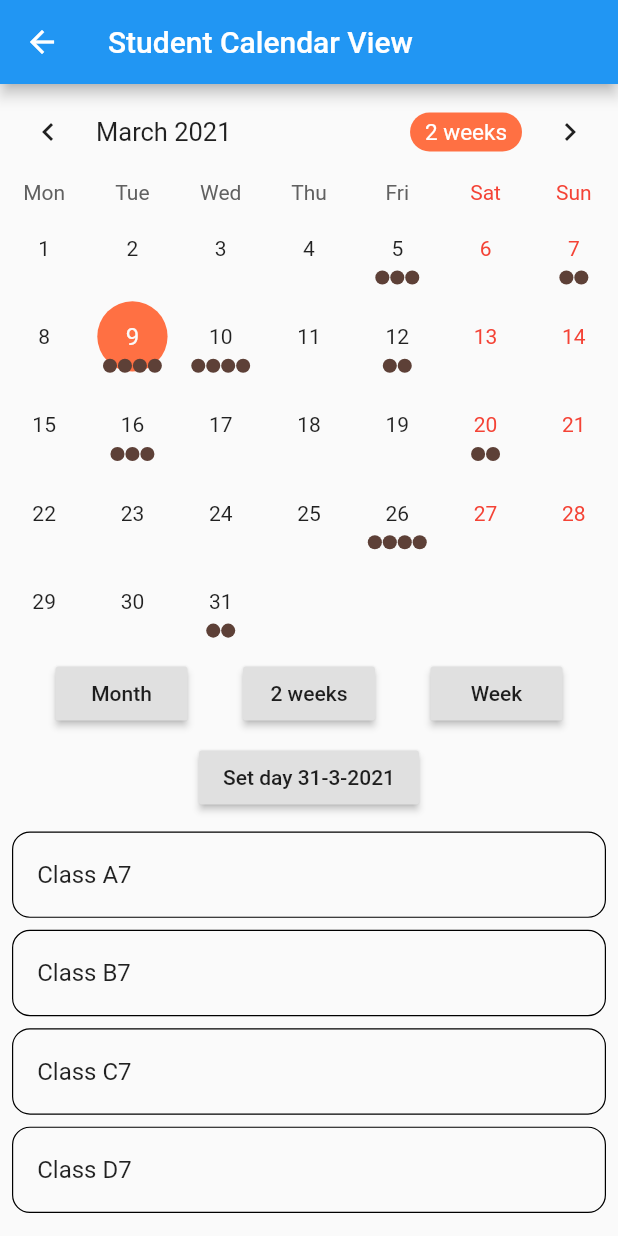
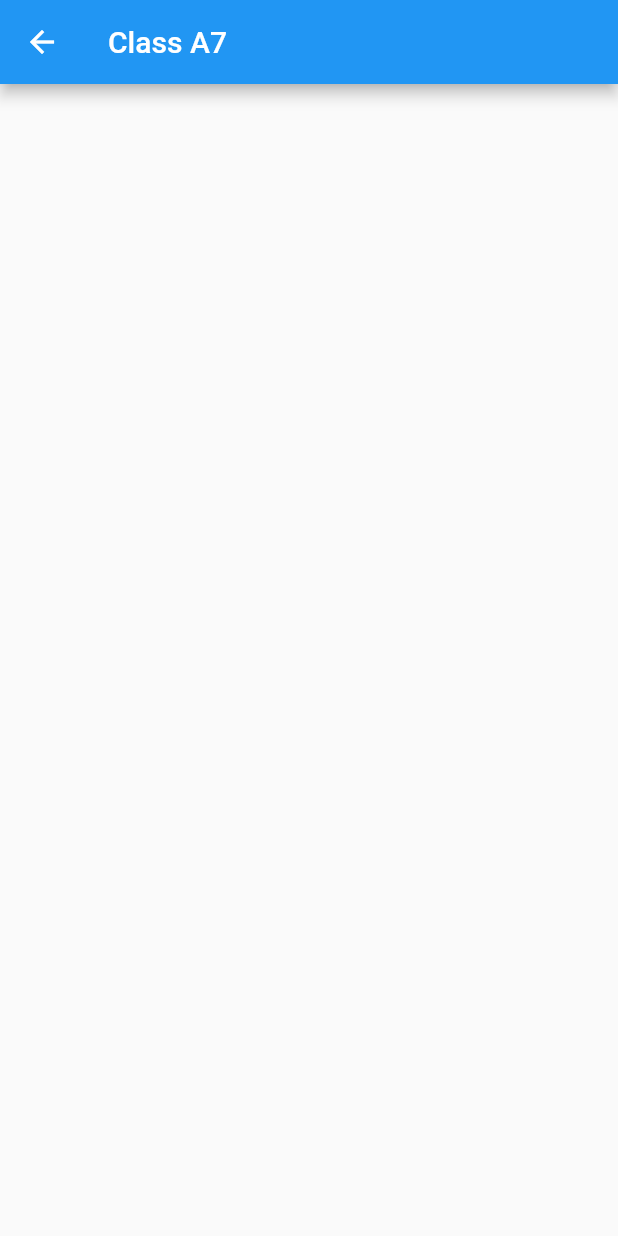
Before and after one commit to nbfenske/fb_auth_deliverable_1, a Flutter app: the MyHomePage screen opened directly, after a tap on "Class A7", on a phone screen of 412 x 824 dp. Run offline on Flutter 3.47's test engine with Material 2 defaults, Android fonts, the phone set to English and light mode, and no system bars; drawn by our look-alikes of table_calendar; our stand-ins replace firebase_auth, firebase_core, google_sign_in; accounts and stored records are empty.

```diff
--- /dev/null
+++ b/lib/class_display.dart
@@ -0,0 +1,39 @@
+import 'package:flutter/material.dart';
+
+class ClassScreen extends StatefulWidget {
+  ClassScreen({Key key, this.title}) : super(key: key);
+
+  // This widget is the home page of your application. It is stateful, meaning
+  // that it has a State object (defined below) that contains fields that affect
+  // how it looks.
+
+  // This class is the configuration for the state. It holds the values (in this
+  // case the title) provided by the parent (in this case the App widget) and
+  // used by the build method of the State. Fields in a Widget subclass are
+  // always marked "final".
+
+  final String title;
+
+  @override
+  _ClassScreen createState() => _ClassScreen();
+}
+
+class _ClassScreen extends State<ClassScreen> {
+
+  @override
+  Widget build(BuildContext context) {
+    // This method is rerun every time setState is called, for instance as done
+    // by the _incrementCounter method above.
+    //
+    // The Flutter framework has been optimized to make rerunning build methods
+    // fast, so that you can just rebuild anything that needs updating rather
+    // than having to individually change instances of widgets.
+    return Scaffold(
+      appBar: AppBar(
+        // Here we take the value from the MyHomePage object that was created by
+        // the App.build method, and use it to set our appbar title.
+        title: Text(widget.title),
+      ),
+    );
+  }
+}
--- a/lib/main.dart
+++ b/lib/main.dart
@@ -3,6 +3,7 @@ import 'package:table_calendar/table_calendar.dart';
 import 'package:intl/date_symbol_data_local.dart';
 
 import 'login_page.dart';
+import 'class_display.dart';
 
 // Author: Timothy Nkata
 //Holidays for later use:
@@ -401,7 +402,15 @@ class _MyHomePageState extends State<MyHomePage> with TickerProviderStateMixin {
         const EdgeInsets.symmetric(horizontal: 8.0, vertical: 4.0),
         child: ListTile(
           title: Text(event.toString()),
-          onTap: () => print('$event tapped!'),
+          onTap: () {
+            Navigator.of(context).push(
+                MaterialPageRoute(
+                  builder: (context) {
+                    return ClassScreen(title: '$event');
+                  },
+                )
+            );
+          },
         ),
       ))
           .toList(),
```
